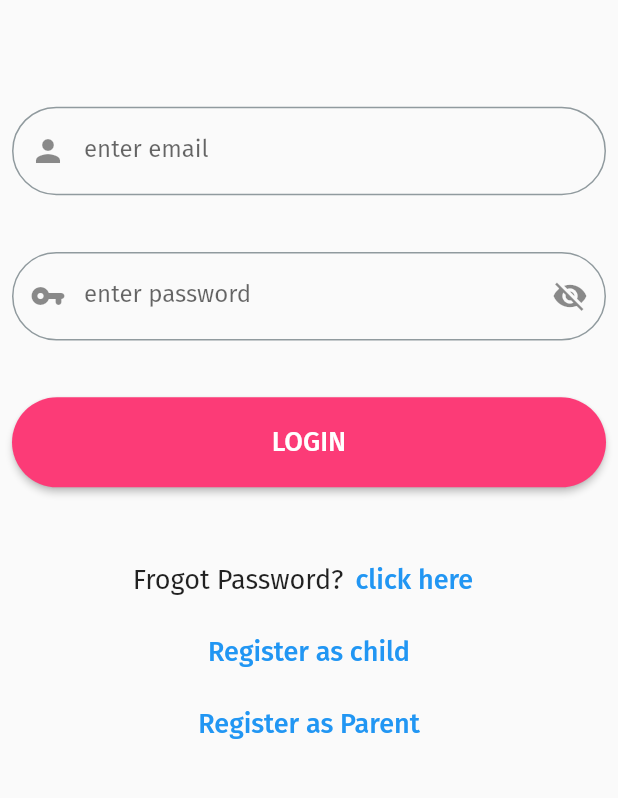
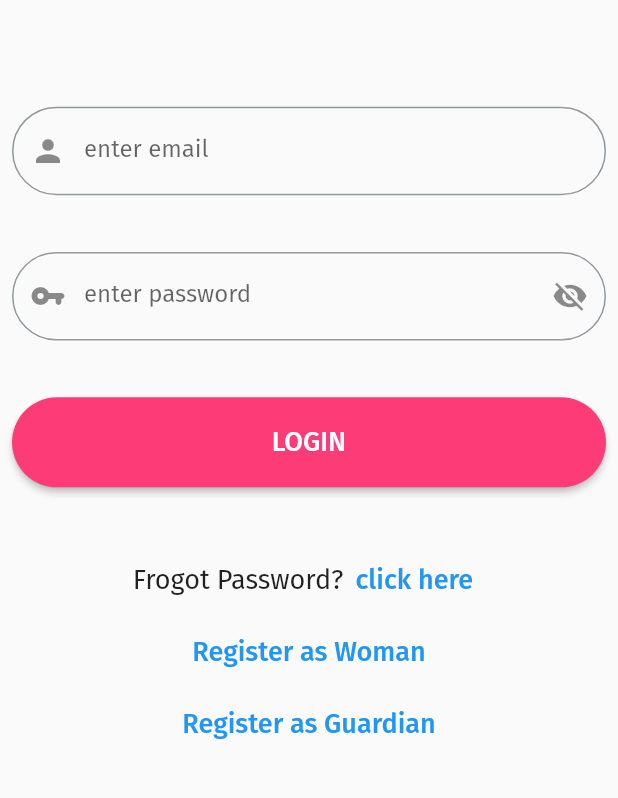
Before and after one commit to Paradox2405/womens-safety-application, a Flutter app: the screen it shows after launch, on a phone screen of 412 x 824 dp, the part 333-1131 px from its top. Run offline on Flutter 3.47's test engine with Material 2 defaults, Android fonts, the phone set to English and light mode, and no system bars; our stand-ins replace cached_network_image, carousel_slider, cloud_firestore, contacts_service, firebase_auth, firebase_core and 10 more; missing offline and left inert: background_sms, flutter_phone_direct_caller; accounts and stored records are empty.

Commit message:
new changes PC

```diff
--- a/lib/chat_module/chat_screen.dart
+++ b/lib/chat_module/chat_screen.dart
@@ -71,8 +71,8 @@ class _ChatScreenState extends State<ChatScreen> {
                       return Center(
                         child: Text(
                           type == "parent"
-                              ? "TALK WITH CHILD"
-                              : "TALK WITH PARENT",
+                              ? "TALK WITH WOMAN"
+                              : "TALK WITH GUARDIAN",
                           style: TextStyle(fontSize: 30),
                         ),
                       );
--- a/lib/child/child_login_screen.dart
+++ b/lib/child/child_login_screen.dart
@@ -175,12 +175,12 @@ class _LoginScreenState extends State<LoginScreen> {
                           ),
                         ),
                         SecondaryButton(
-                            title: 'Register as child',
+                            title: 'Register as Woman',
                             onPressed: () {
                               goTo(context, RegisterChildScreen());
                             }),
                         SecondaryButton(
-                            title: 'Register as Parent',
+                            title: 'Register as Guardian',
                             onPressed: () {
                               goTo(context, RegisterParentScreen());
                             }),
--- a/lib/child/register_child.dart
+++ b/lib/child/register_child.dart
@@ -102,7 +102,7 @@ class _RegisterChildScreenState extends State<RegisterChildScreen> {
                               mainAxisAlignment: MainAxisAlignment.spaceEvenly,
                               children: [
                                 Text(
-                                  "REGISTER AS CHILD",
+                                  "REGISTER AS WOMAN",
                                   textAlign: TextAlign.center,
                                   style: TextStyle(
                                       fontSize: 40,
--- a/lib/main.dart
+++ b/lib/main.dart
@@ -23,7 +23,7 @@ class MyApp extends StatelessWidget {
   @override
   Widget build(BuildContext context) {
     return MaterialApp(
-      title: 'Flutter Demo',
+      title: 'WOMENS SAFETY',
       // scaffoldMessengerKey: navigatorkey,
       debugShowCheckedModeBanner: false,
       theme: ThemeData(
--- a/lib/parent/parent_home_screen.dart
+++ b/lib/parent/parent_home_screen.dart
@@ -37,7 +37,7 @@ class ParentHomeScreen extends StatelessWidget {
       appBar: AppBar(
         backgroundColor: Colors.pink,
         // backgroundColor: Color.fromARGB(255, 250, 163, 192),
-        title: Text("SELECT CHILD"),
+        title: Text("SELECT WOMAN"),
       ),
       body: StreamBuilder(
         stream: FirebaseFirestore.instance
--- a/lib/parent/parent_register_screen.dart
+++ b/lib/parent/parent_register_screen.dart
@@ -98,7 +98,7 @@ class _RegisterParentScreenState extends State<RegisterParentScreen> {
                               mainAxisAlignment: MainAxisAlignment.spaceEvenly,
                               children: [
                                 Text(
-                                  "REGISTER AS Parent",
+                                  "REGISTER AS GUARDIAN",
                                   textAlign: TextAlign.center,
                                   style: TextStyle(
                                       fontSize: 40,
--- a/lib/utils/quotes.dart
+++ b/lib/utils/quotes.dart
@@ -8,9 +8,9 @@ List sweetSayings = [
 ];
 
 List<String> articleTitle = [
-  "Pakistani women are inspiring country",
-  "We have to end Violance",
-  "Be a change",
+  "Sri Lankan women are inspiring",
+  "We have to end violence",
+  "Be the change",
   "You are strong"
 ];
 List<String> imageSliders = [
--- a/lib/widgets/home_widgets/emergencies/ArmyEmergency.dart
+++ b/lib/widgets/home_widgets/emergencies/GovernmentEmergency.dart
@@ -39,7 +39,7 @@ class ArmyEmergency extends StatelessWidget {
                   CircleAvatar(
                     radius: 25,
                     backgroundColor: Colors.white.withOpacity(0.5),
-                    child: Icon(Icons.apartment),
+                    child: Image.asset('assets/office.png'),
                   ),
                   Expanded(
                     child: Column(
@@ -68,15 +68,13 @@ class ArmyEmergency extends StatelessWidget {
                             color: Colors.white,
                             borderRadius: BorderRadius.circular(20),
                           ),
-                          child: Center(
-                            child: Text(
-                              ' 1 -9 -1 -9 ',
-                              style: TextStyle(
-                                color: Colors.red[300],
-                                fontWeight: FontWeight.bold,
-                                fontSize:
-                                    MediaQuery.of(context).size.width * 0.050,
-                              ),
+                          child: Text(
+                            ' 1-9-1-9 ',
+                            style: TextStyle(
+                              color: Colors.red[300],
+                              fontWeight: FontWeight.bold,
+                              fontSize:
+                              MediaQuery.of(context).size.width * 0.055,
                             ),
                           ),
                         ),
--- a/lib/widgets/home_widgets/emergency.dart
+++ b/lib/widgets/home_widgets/emergency.dart
@@ -1,8 +1,8 @@
 import 'package:flutter/material.dart';
-import 'package:women_safety_app/widgets/home_widgets/emergencies/policeemergency.dart';
+import 'package:women_safety_app/widgets/home_widgets/emergencies/PoliceEmergency.dart';
 
 import 'emergencies/AmbulanceEmergency.dart';
-import 'emergencies/ArmyEmergency.dart';
+import 'emergencies/GovernmentEmergency.dart';
 import 'emergencies/FirebrigadeEmergency.dart';
 
 class Emergency extends StatelessWidget {
--- a/lib/widgets/home_widgets/safehome/SafeHome.dart
+++ b/lib/widgets/home_widgets/safehome/SafeHome.dart
@@ -34,11 +34,11 @@ class _SafeHomeState extends State<SafeHome> {
     permission = await Geolocator.checkPermission();
     if (permission == LocationPermission.denied) {
       permission = await Geolocator.requestPermission();
-      Fluttertoast.showToast(msg: "Location permissions are  denind");
+      Fluttertoast.showToast(msg: "Location permissions are  denied");
       if (permission == LocationPermission.deniedForever) {
         await Geolocator.requestPermission();
         Fluttertoast.showToast(
-            msg: "Location permissions are permanently denind");
+            msg: "Location permissions are permanently denied");
       }
     }
     Geolocator.getCurrentPosition(
@@ -89,7 +89,7 @@ class _SafeHomeState extends State<SafeHome> {
               mainAxisAlignment: MainAxisAlignment.center,
               children: [
                 Text(
-                  "SEND YOUR CUURENT LOCATION IMMEDIATELY TO YOU EMERGENCY CONTACTS",
+                  "SEND YOUR CURRENT LOCATION IMMEDIATELY TO YOU EMERGENCY CONTACTS",
                   textAlign: TextAlign.center,
                   style: TextStyle(fontSize: 20),
                 ),
```
Also changed, not shown: assets/office.png (added), lib/widgets/home_widgets/emergencies/PoliceEmergency.dart (renamed from lib/widgets/home_widgets/emergencies/policeemergency.dart).
